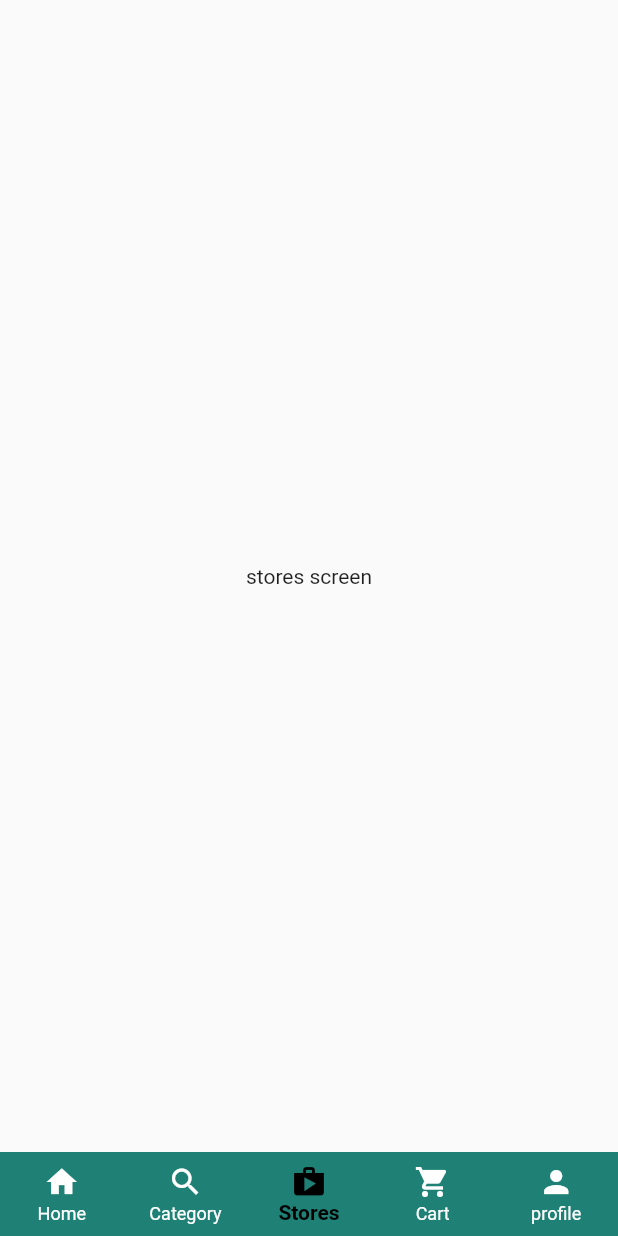
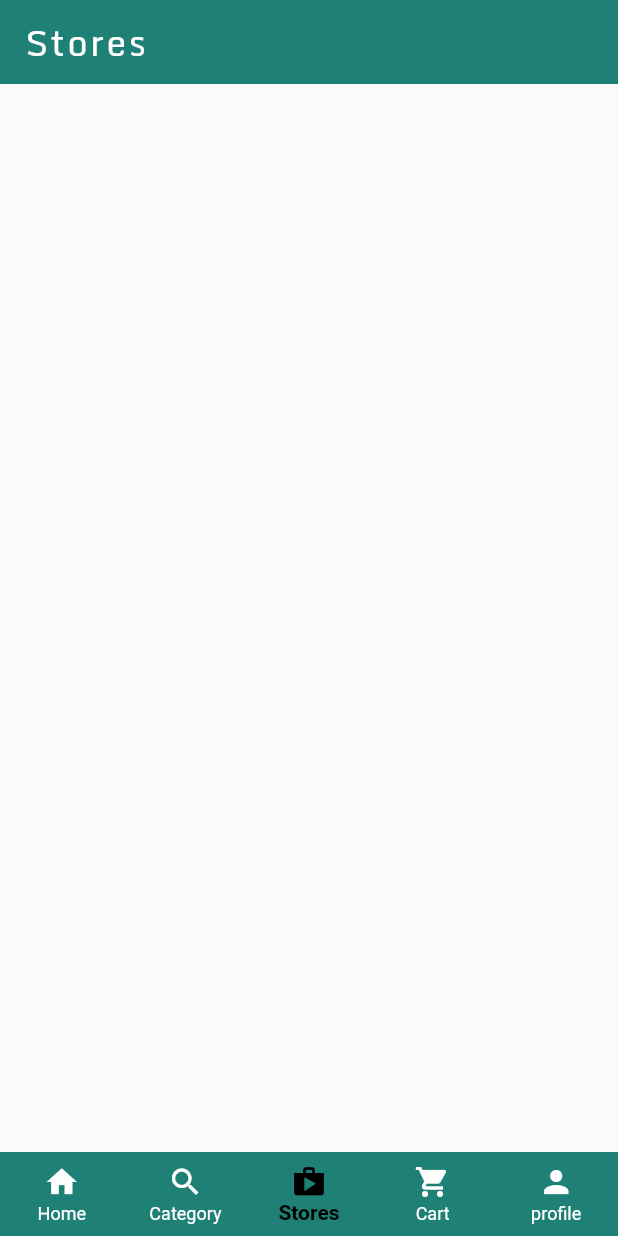
Before and after one commit to quocanh0712/final_techex_app, a Flutter app: the screen it shows after launch, item 3 of the bottom bar chosen, on a phone screen of 412 x 824 dp. Run offline on Flutter 3.47's test engine with Material 2 defaults, Android fonts, the phone set to English and light mode, and no system bars.

Commit message:
added appbar for stores screen

```diff
--- a/lib/main_screens/customer_home.dart
+++ b/lib/main_screens/customer_home.dart
@@ -1,4 +1,5 @@
 import 'package:final_techex_app/main_screens/category.dart';
+import 'package:final_techex_app/main_screens/stores.dart';
 import 'package:flutter/material.dart';
 
 import 'home.dart';
@@ -15,7 +16,7 @@ class _CustomerHomeScreenState extends State<CustomerHomeScreen> {
   final List<Widget> _tabs = const [
     HomeScreen(),
     CategoryScreen(),
-    Center(child: Text('stores screen')),
+    StoresScreen(),
     Center(child: Text('cart screen')),
     Center(child: Text('profile screen')),
   ];
--- /dev/null
+++ b/lib/main_screens/stores.dart
@@ -0,0 +1,17 @@
+import 'package:final_techex_app/widgets/appbar_widgets.dart';
+import 'package:flutter/material.dart';
+
+class StoresScreen extends StatelessWidget {
+  const StoresScreen({Key? key}) : super(key: key);
+
+  @override
+  Widget build(BuildContext context) {
+    return Scaffold(
+      appBar: AppBar(
+        elevation: 0,
+        backgroundColor: Color.fromARGB(255, 31, 129, 117),
+        title: const AppBarTitle(title: 'Stores'),
+      ),
+    );
+  }
+}
--- a/lib/widgets/appbar_widgets.dart
+++ b/lib/widgets/appbar_widgets.dart
@@ -0,0 +1,42 @@
+import 'package:flutter/material.dart';
+
+class AppBarBackButton extends StatelessWidget {
+  const AppBarBackButton({
+    Key? key,
+  }) : super(key: key);
+
+  @override
+  Widget build(BuildContext context) {
+    return IconButton(
+      icon: const Icon(
+        Icons.arrow_back_ios_new,
+        color: Colors.white,
+      ),
+      onPressed: () {
+        Navigator.pop(context);
+      },
+    );
+  }
+}
+
+class AppBarTitle extends StatelessWidget {
+  const AppBarTitle({
+    Key? key,
+    required this.title,
+  }) : super(key: key);
+
+  final String title;
+
+  @override
+  Widget build(BuildContext context) {
+    return Text(
+      title,
+      style: const TextStyle(
+        color: Colors.white,
+        fontFamily: 'Monda',
+        fontSize: 24,
+        letterSpacing: 1.5,
+      ),
+    );
+  }
+}
```
Also changed, not shown: lib/minor_screen/subcateg_products.dart (+3 -31 lines).
